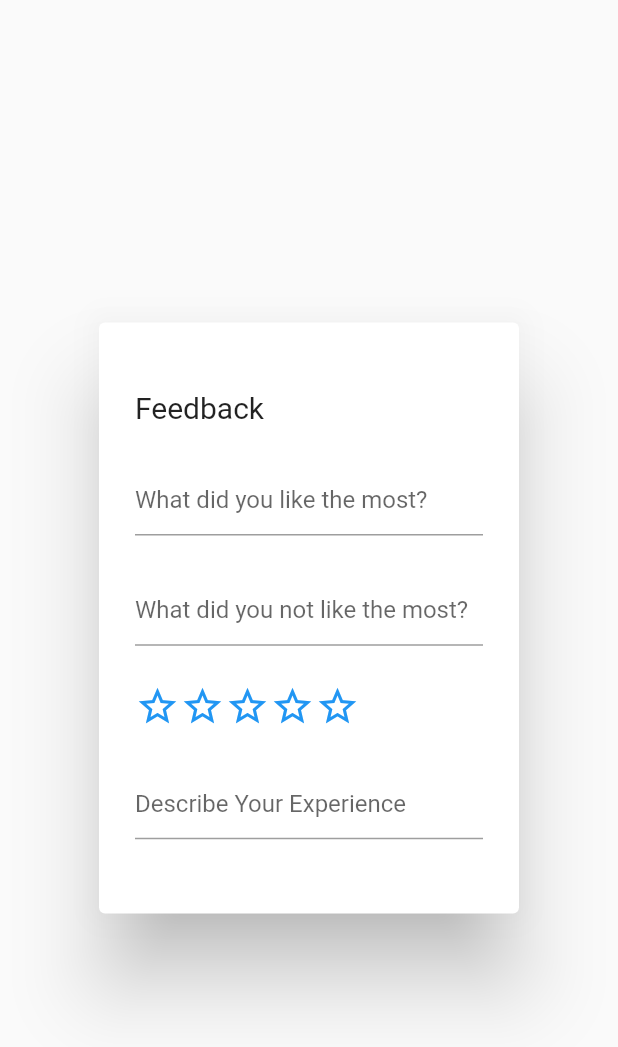
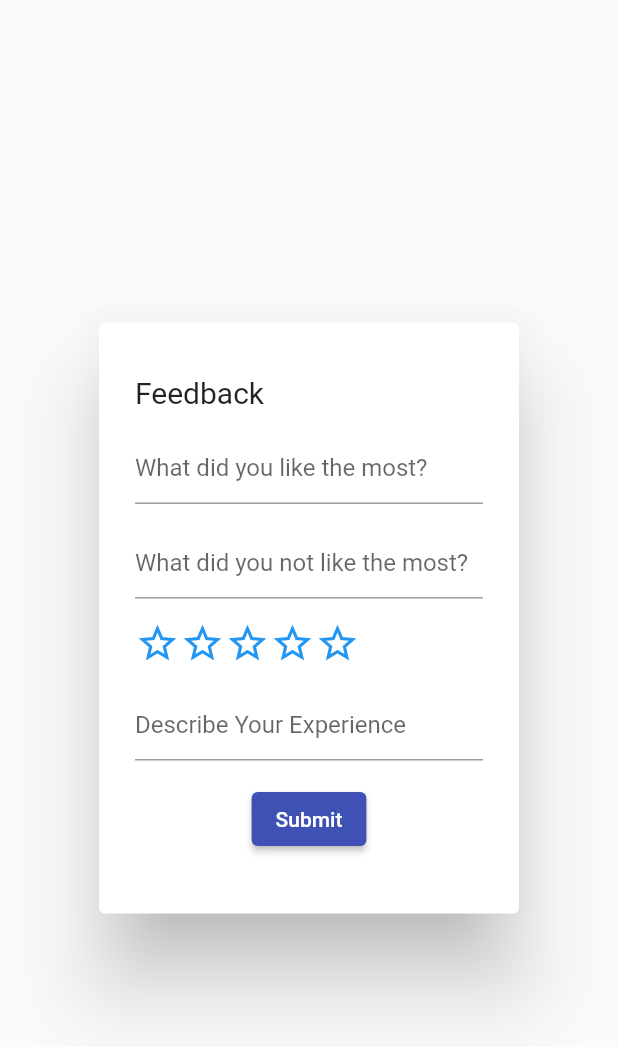
Before and after one commit to DhrupamP/MissionEd-forum-App, a Flutter app: the FeedBackForm widget shown alone on an empty page, opened directly, on a phone screen of 412 x 824 dp. Shown: the top 1047 px of the screen. Run offline on Flutter 3.47's test engine with Material 2 defaults, Android fonts, the light colour scheme and no system bars; drawn by our look-alikes of smooth_star_rating; our stand-ins replace carousel_slider.

Commit message:
complete feedback pop up

```diff
--- a/lib/components/feedback.dart
+++ b/lib/components/feedback.dart
@@ -41,6 +41,15 @@ class FeedBackForm extends StatelessWidget {
                 hintText: 'Describe Your Experience',
               ),
             ),
+            ElevatedButton(
+              style: ButtonStyle(
+                  backgroundColor:
+                      MaterialStateProperty.all(Color(0xFF3F51B5))),
+              onPressed: () {
+                Navigator.pop(context);
+              },
+              child: Text('Submit'),
+            )
           ],
         ),
       ),
```
Also changed, not shown: lib/screens/network_page.dart (added).
